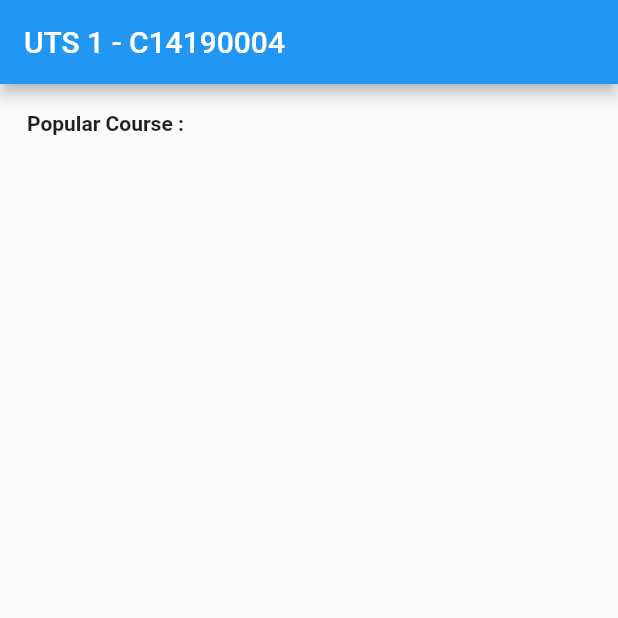
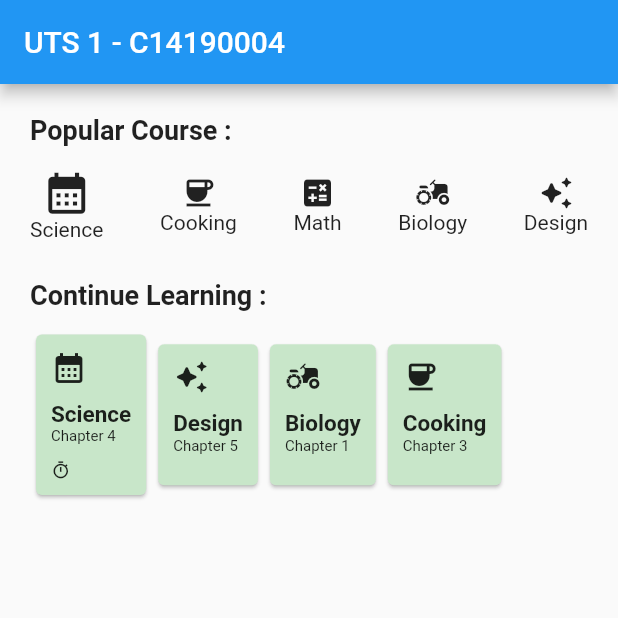
Before and after one commit to DennyL/UTS_C14190004_02, a Flutter app: the screen it shows after launch, on a phone screen of 412 x 824 dp, the top half of it. Run offline on Flutter 3.47's test engine with Material 2 defaults, Android fonts, the light colour scheme and no system bars; missing offline and left inert: dart:html.

Commit message:
Update main.dart

```diff
--- a/lib/main.dart
+++ b/lib/main.dart
@@ -7,7 +7,7 @@ void main() {
 }
 
 class MyApp extends StatelessWidget {
-  const MyApp({ Key? key }) : super(key: key);
+  const MyApp({Key? key}) : super(key: key);
 
   @override
   Widget build(BuildContext context) {
@@ -15,18 +15,150 @@ class MyApp extends StatelessWidget {
       debugShowCheckedModeBanner: false,
       home: Scaffold(
         appBar: AppBar(
-          title: Text('UTS 1 - C14190004'),
+          title: const Text('UTS 1 - C14190004'),
         ),
         body: Container(
-          padding: const EdgeInsets.all(18),
+          padding: const EdgeInsets.all(20),
           child: Column(
             children: [
               Row(
                 mainAxisAlignment: MainAxisAlignment.start,
                 children: const [
-                  Text('Popular Course : ', style: TextStyle(fontWeight: FontWeight.bold),)
+                  Text(
+                    'Popular Course : ',
+                    style: TextStyle(fontWeight: FontWeight.bold, fontSize: 18),
+                  )
                 ],
-              )
+              ),
+              const Padding(padding: EdgeInsets.only(top: 15)),
+              Row(
+                mainAxisAlignment: MainAxisAlignment.spaceBetween,
+                children: [
+                  Column(
+                    children: const [
+                      Icon(Icons.calendar_month, size: 33,),
+                      Text('Science'),
+                    ],
+                  ),
+
+                  Column(
+                    children: const [
+                      Icon(Icons.coffee),
+                      Text('Cooking'),
+                    ],
+                  ),
+
+                  Column(
+                    children: const [
+                      Icon(Icons.calculate),
+                      Text('Math'),
+                    ],
+                  ),
+
+                  Column(
+                    children: const [
+                      Icon(Icons.agriculture_rounded),
+                      Text('Biology'),
+                    ],
+                  ),
+
+                  Column(
+                    children: const [
+                      Icon(Icons.auto_awesome_rounded),
+                      Text('Design'),
+                    ],
+                  ),
+                ],
+              ),
+              const Padding(padding: EdgeInsets.only(top: 25)),
+              Row(
+                mainAxisAlignment: MainAxisAlignment.start,
+                children: const [
+                  Text(
+                    'Continue Learning : ',
+                    style: TextStyle(fontWeight: FontWeight.bold, fontSize: 18),
+                  ),
+                ],
+              ),
+              const Padding(padding: EdgeInsets.only(top: 12)),
+              Row(
+                mainAxisAlignment: MainAxisAlignment.start,
+                children: [
+                  Card(
+                    color: const Color(0xFFc8e6c9),
+                    child: Container(
+                      padding: const EdgeInsets.all(10),
+                      child: Column(
+                        crossAxisAlignment: CrossAxisAlignment.start,
+                        children: [
+                        const Icon(Icons.calendar_month),
+                        const Padding(padding: EdgeInsets.only(top: 10)),
+                        const Text('Science', style: TextStyle(fontSize: 15, fontWeight: FontWeight.bold),),
+                        const Text('Chapter 4', style: TextStyle(fontSize: 10),),
+                        const Padding(padding: EdgeInsets.only(top: 10)),
+                        Row(
+                          children: const [
+                            Icon(Icons.timer_outlined,size: 13,),
+                          ],
+                        )
+                      ],
+                      ),
+                    ),
+                  ),
+
+                  Card(
+                    color: const Color(0xFFc8e6c9),
+                    child: Container(
+                      padding: const EdgeInsets.all(10),
+                      child: Column(
+                        crossAxisAlignment: CrossAxisAlignment.start,
+                        children: const [
+                        Icon(Icons.auto_awesome_rounded),
+                        Padding(padding: EdgeInsets.only(top: 10)),
+                        Text('Design', style: TextStyle(fontSize: 15, fontWeight: FontWeight.bold),),
+                        Text('Chapter 5', style: TextStyle(fontSize: 10),),
+                        Padding(padding: EdgeInsets.only(top: 10)),
+
+                        ],
+                      ),
+                    ),
+                  ),
+
+                  Card(
+                    color: const Color(0xFFc8e6c9),
+                    child: Container(
+                      padding: const EdgeInsets.all(10),
+                      child: Column(
+                        crossAxisAlignment: CrossAxisAlignment.start,
+                        children: const [
+                        Icon(Icons.agriculture_rounded),
+                        Padding(padding: EdgeInsets.only(top: 10)),
+                        Text('Biology', style: TextStyle(fontSize: 15, fontWeight: FontWeight.bold),),
+                        Text('Chapter 1', style: TextStyle(fontSize: 10),),
+                        Padding(padding: EdgeInsets.only(top: 10)),
+                        ],
+                      ),
+                    ),
+                  ),
+
+                  Card(
+                    color: const Color(0xFFc8e6c9),
+                    child: Container(
+                      padding: const EdgeInsets.all(10),
+                      child: Column(
+                        crossAxisAlignment: CrossAxisAlignment.start,
+                        children: const [
+                        Icon(Icons.coffee),
+                        Padding(padding: EdgeInsets.only(top: 10)),
+                        Text('Cooking', style: TextStyle(fontSize: 15, fontWeight: FontWeight.bold),),
+                        Text('Chapter 3', style: TextStyle(fontSize: 10),),
+                        Padding(padding: EdgeInsets.only(top: 10)),
+                        ],
+                      ),
+                    ),
+                  ),
+                ],
+              ),
             ],
           ),
         ),
```
